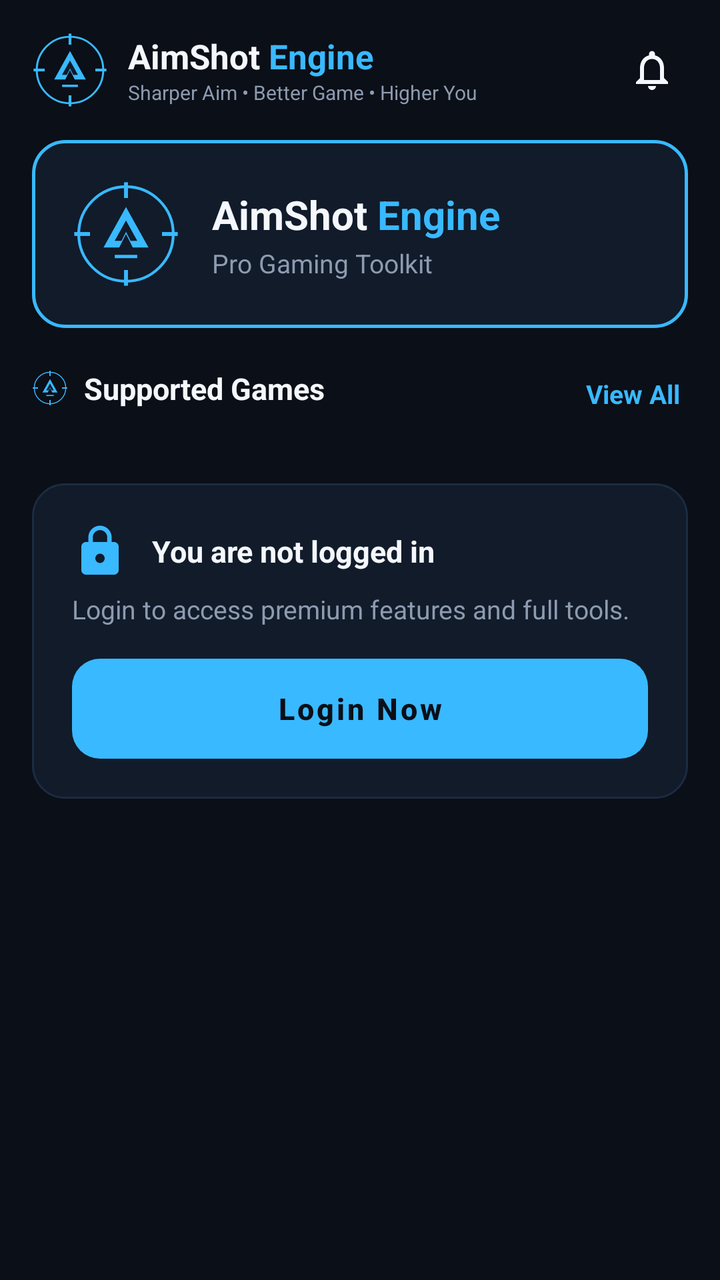
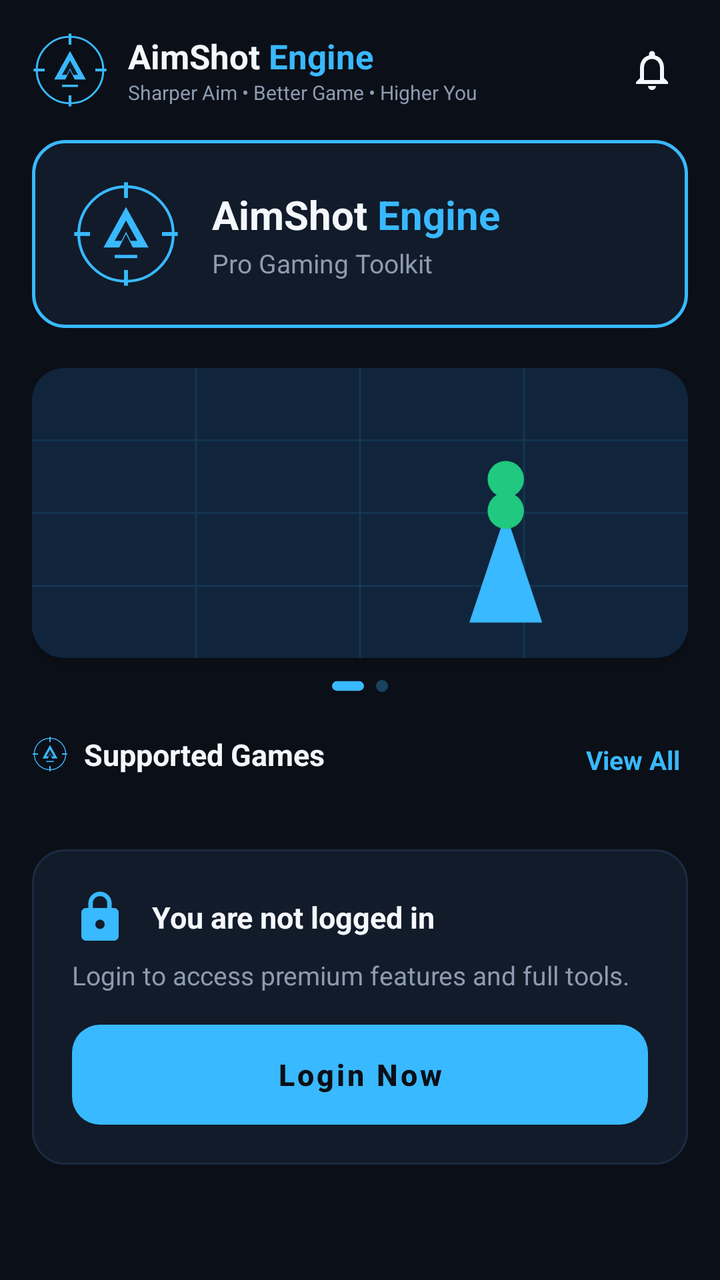

Compare the two renders of this Android layout. The source of the first and the diff that turns it into the second are given below.
<!-- AndroidManifest.xml: application theme Theme.AimShotEngine -->
<!-- res/layout/fragment_home.xml -->
<?xml version="1.0" encoding="utf-8"?>
<ScrollView xmlns:android="http://schemas.android.com/apk/res/android"
    android:layout_width="match_parent"
    android:layout_height="match_parent"
    android:background="@color/bg_main"
    android:fillViewport="true">

    <LinearLayout
        android:layout_width="match_parent"
        android:layout_height="wrap_content"
        android:orientation="vertical"
        android:padding="16dp">

        
        <RelativeLayout
            android:layout_width="match_parent"
            android:layout_height="wrap_content"
            android:layout_marginBottom="16dp">

            <LinearLayout
                android:layout_width="wrap_content"
                android:layout_height="wrap_content"
                android:gravity="center_vertical"
                android:orientation="horizontal">

                <ImageView
                    android:layout_width="38dp"
                    android:layout_height="38dp"
                    android:contentDescription="@string/app_name"
                    android:src="@drawable/ic_aimshot_logo" />

                <LinearLayout
                    android:layout_width="wrap_content"
                    android:layout_height="wrap_content"
                    android:layout_marginStart="10dp"
                    android:orientation="vertical">

                    <LinearLayout
                        android:layout_width="wrap_content"
                        android:layout_height="wrap_content"
                        android:orientation="horizontal">

                        <TextView
                            android:layout_width="wrap_content"
                            android:layout_height="wrap_content"
                            android:text="AimShot "
                            android:textColor="@color/text_primary"
                            android:textSize="17sp"
                            android:textStyle="bold" />

                        <TextView
                            android:layout_width="wrap_content"
                            android:layout_height="wrap_content"
                            android:text="Engine"
                            android:textColor="@color/accent_primary"
                            android:textSize="17sp"
                            android:textStyle="bold" />
                    </LinearLayout>

                    <TextView
                        android:layout_width="wrap_content"
                        android:layout_height="wrap_content"
                        android:text="@string/slogan"
                        android:textColor="@color/text_secondary"
                        android:textSize="10sp" />
                </LinearLayout>
            </LinearLayout>

            <ImageView
                android:id="@+id/btn_notifications"
                android:layout_width="36dp"
                android:layout_height="36dp"
                android:layout_alignParentEnd="true"
                android:layout_centerVertical="true"
                android:background="?attr/selectableItemBackgroundBorderless"
                android:contentDescription="Notifications"
                android:padding="6dp"
                android:src="@drawable/ic_bell" />
        </RelativeLayout>

        
        <LinearLayout
            android:layout_width="match_parent"
            android:layout_height="wrap_content"
            android:layout_marginBottom="20dp"
            android:background="@drawable/bg_tactical_card_glow"
            android:gravity="center_vertical"
            android:orientation="horizontal"
            android:padding="20dp">

            <ImageView
                android:layout_width="54dp"
                android:layout_height="54dp"
                android:contentDescription="Logo"
                android:src="@drawable/ic_aimshot_logo" />

            <LinearLayout
                android:layout_width="wrap_content"
                android:layout_height="wrap_content"
                android:layout_marginStart="16dp"
                android:orientation="vertical">

                <LinearLayout
                    android:layout_width="wrap_content"
                    android:layout_height="wrap_content"
                    android:orientation="horizontal">

                    <TextView
                        android:layout_width="wrap_content"
                        android:layout_height="wrap_content"
                        android:text="AimShot "
                        android:textColor="@color/text_primary"
                        android:textSize="20sp"
                        android:textStyle="bold" />

                    <TextView
                        android:layout_width="wrap_content"
                        android:layout_height="wrap_content"
                        android:text="Engine"
                        android:textColor="@color/accent_primary"
                        android:textSize="20sp"
                        android:textStyle="bold" />
                </LinearLayout>

                <TextView
                    android:layout_width="wrap_content"
                    android:layout_height="wrap_content"
                    android:layout_marginTop="2dp"
                    android:text="@string/pro_gaming_toolkit"
                    android:textColor="@color/text_secondary"
                    android:textSize="13sp" />
            </LinearLayout>
        </LinearLayout>

        
        <RelativeLayout
            android:layout_width="match_parent"
            android:layout_height="wrap_content"
            android:layout_marginBottom="12dp">

            <LinearLayout
                android:layout_width="wrap_content"
                android:layout_height="wrap_content"
                android:gravity="center_vertical"
                android:orientation="horizontal">

                <ImageView
                    android:layout_width="18dp"
                    android:layout_height="18dp"
                    android:contentDescription="Games"
                    android:src="@drawable/ic_aimshot_logo" />

                <TextView
                    android:layout_width="wrap_content"
                    android:layout_height="wrap_content"
                    android:layout_marginStart="8dp"
                    android:text="@string/supported_games"
                    android:textColor="@color/text_primary"
                    android:textSize="15sp"
                    android:textStyle="bold" />
            </LinearLayout>

            <TextView
                android:id="@+id/tv_view_all_games"
                android:layout_width="wrap_content"
                android:layout_height="wrap_content"
                android:layout_alignParentEnd="true"
                android:layout_centerVertical="true"
                android:background="?attr/selectableItemBackgroundBorderless"
                android:padding="4dp"
                android:text="@string/view_all"
                android:textColor="@color/accent_primary"
                android:textSize="13sp"
                android:textStyle="bold" />
        </RelativeLayout>

        
        <androidx.recyclerview.widget.RecyclerView
            android:id="@+id/rv_games_grid"
            android:layout_width="match_parent"
            android:layout_height="wrap_content"
            android:layout_marginBottom="20dp"
            android:nestedScrollingEnabled="false" />

        
        <LinearLayout
            android:id="@+id/card_login_status"
            android:layout_width="match_parent"
            android:layout_height="wrap_content"
            android:layout_marginBottom="24dp"
            android:background="@drawable/bg_tactical_card"
            android:orientation="vertical"
            android:padding="20dp">

            <LinearLayout
                android:layout_width="wrap_content"
                android:layout_height="wrap_content"
                android:gravity="center_vertical"
                android:orientation="horizontal">

                <ImageView
                    android:id="@+id/iv_login_icon"
                    android:layout_width="28dp"
                    android:layout_height="28dp"
                    android:contentDescription="Status"
                    android:src="@drawable/ic_lock" />

                <TextView
                    android:id="@+id/tv_login_title"
                    android:layout_width="wrap_content"
                    android:layout_height="wrap_content"
                    android:layout_marginStart="12dp"
                    android:text="@string/you_are_not_logged_in"
                    android:textColor="@color/text_primary"
                    android:textSize="15sp"
                    android:textStyle="bold" />
            </LinearLayout>

            <TextView
                android:id="@+id/tv_login_subtitle"
                android:layout_width="wrap_content"
                android:layout_height="wrap_content"
                android:layout_marginTop="6dp"
                android:layout_marginBottom="16dp"
                android:text="@string/login_desc"
                android:textColor="@color/text_secondary"
                android:textSize="13sp" />

            <Button
                android:id="@+id/btn_home_login"
                android:layout_width="match_parent"
                android:layout_height="50dp"
                android:background="@drawable/bg_button_accent"
                android:elevation="0dp"
                android:stateListAnimator="@null"
                android:text="@string/login_now"
                android:textAllCaps="false"
                android:textColor="@color/bg_main"
                android:textSize="15sp"
                android:textStyle="bold" />
        </LinearLayout>

    </LinearLayout>

</ScrollView>
<!-- resources referenced by this layout -->
<resources>
  <color name="accent_primary">#39B9FF</color>
  <color name="bg_main">#0B0F17</color>
  <color name="text_primary">#F4F7FC</color>
  <color name="text_secondary">#8D9BB0</color>
  <!-- drawable bg_tactical_card (drawable) -->
  <?xml version="1.0" encoding="utf-8"?>
  <shape xmlns:android="http://schemas.android.com/apk/res/android"
      android:shape="rectangle">
      <solid android:color="@color/bg_card" />
      <corners android:radius="16dp" />
      <stroke
          android:width="1dp"
          android:color="@color/border_subtle" />
  </shape>
  <!-- drawable bg_tactical_card_glow (drawable) -->
  <?xml version="1.0" encoding="utf-8"?>
  <shape xmlns:android="http://schemas.android.com/apk/res/android"
      android:shape="rectangle">
      <solid android:color="@color/bg_card" />
      <corners android:radius="16dp" />
      <stroke
          android:width="1.5dp"
          android:color="@color/accent_primary" />
  </shape>
  <string name="app_name">AimShot Engine</string>
  <string name="login_desc">Login to access premium features and full tools.</string>
  <string name="login_now">Login Now</string>
  <string name="pro_gaming_toolkit">Pro Gaming Toolkit</string>
  <string name="slogan">Sharper Aim • Better Game • Higher You</string>
  <string name="supported_games">Supported Games</string>
  <string name="view_all">View All</string>
  <string name="you_are_not_logged_in">You are not logged in</string>
  <color name="bg_card">#111B2A</color>
  <color name="border_subtle">#1C2B42</color>
  <color name="accent_primary_dark">#1A85CC</color>
  <color name="color_success">#49DCA0</color>
  <color name="nav_bg">#090D14</color>
  <!-- unchanged entries left out for length: 5 -->
</resources>

<!-- the commit's change to res/layout/fragment_home.xml (unified diff, before → after) -->
@@ -1,5 +1,6 @@
 <?xml version="1.0" encoding="utf-8"?>
 <ScrollView xmlns:android="http://schemas.android.com/apk/res/android"
+    xmlns:app="http://schemas.android.com/apk/res-auto"
     android:layout_width="match_parent"
     android:layout_height="match_parent"
     android:background="@color/bg_main"
@@ -130,6 +131,66 @@
                     android:textColor="@color/text_secondary"
                     android:textSize="13sp" />
             </LinearLayout>
+        </LinearLayout>
+
+        
+        <androidx.cardview.widget.CardView
+            android:layout_width="match_parent"
+            android:layout_height="145dp"
+            android:layout_marginBottom="8dp"
+            app:cardCornerRadius="16dp"
+            app:cardElevation="4dp"
+            app:cardBackgroundColor="@color/bg_card">
+
+            <ViewFlipper
+                android:id="@+id/home_carousel_flipper"
+                android:layout_width="match_parent"
+                android:layout_height="match_parent"
+                android:autoStart="true"
+                android:flipInterval="3200"
+                android:inAnimation="@android:anim/fade_in"
+                android:outAnimation="@android:anim/fade_out">
+
+                <ImageView
+                    android:id="@+id/iv_carousel_1"
+                    android:layout_width="match_parent"
+                    android:layout_height="match_parent"
+                    android:scaleType="centerCrop"
+                    android:src="@drawable/carousel_img_1"
+                    android:contentDescription="AimShot Feature 1" />
+
+                <ImageView
+                    android:id="@+id/iv_carousel_2"
+                    android:layout_width="match_parent"
+                    android:layout_height="match_parent"
+                    android:scaleType="centerCrop"
+                    android:src="@drawable/carousel_img_2"
+                    android:contentDescription="AimShot Feature 2" />
+            </ViewFlipper>
+        </androidx.cardview.widget.CardView>
+
+        
+        <LinearLayout
+            android:id="@+id/layout_carousel_indicators"
+            android:layout_width="wrap_content"
+            android:layout_height="wrap_content"
+            android:layout_gravity="center_horizontal"
+            android:layout_marginBottom="18dp"
+            android:orientation="horizontal">
+
+            <ImageView
+                android:id="@+id/dot_1"
+                android:layout_width="16dp"
+                android:layout_height="6dp"
+                android:layout_margin="3dp"
+                android:src="@drawable/indicator_dot_active" />
+
+            <ImageView
+                android:id="@+id/dot_2"
+                android:layout_width="6dp"
+                android:layout_height="6dp"
+                android:layout_margin="3dp"
+                android:src="@drawable/indicator_dot_inactive" />
         </LinearLayout>
 
         
<!-- resource entries referenced after the edit -->
@@ -24,6 +24,62 @@
           android:width="1.5dp"
           android:color="@color/accent_primary" />
   </shape>
+  <!-- drawable carousel_img_1 (drawable) -->
+  <?xml version="1.0" encoding="utf-8"?>
+  <vector xmlns:android="http://schemas.android.com/apk/res/android"
+      android:width="360dp"
+      android:height="160dp"
+      android:viewportWidth="360"
+      android:viewportHeight="160">
+      <path
+          android:fillColor="#10253B"
+          android:pathData="M0,0h360v160h-360z" />
+      
+      <path
+          android:strokeColor="#2039B9FF"
+          android:strokeWidth="1"
+          android:pathData="M0,40h360 M0,80h360 M0,120h360 M90,0v160 M180,0v160 M270,0v160" />
+      
+      <path
+          android:fillColor="#39B9FF"
+          android:pathData="M240,140 L260,80 L280,140 Z" />
+      <path
+          android:fillColor="#20C97F"
+          android:pathData="M255,70 A10,10 0 1,0 265,70 A10,10 0 1,0 255,70" />
+  </vector>
+  <!-- drawable carousel_img_2 (drawable) -->
+  <?xml version="1.0" encoding="utf-8"?>
+  <vector xmlns:android="http://schemas.android.com/apk/res/android"
+      android:width="360dp"
+      android:height="160dp"
+      android:viewportWidth="360"
+      android:viewportHeight="160">
+      <path
+          android:fillColor="#151D2A"
+          android:pathData="M0,0h360v160h-360z" />
+      <path
+          android:strokeColor="#2549DCA0"
+          android:strokeWidth="1"
+          android:pathData="M0,30h360 M0,90h360 M120,0v160 M240,0v160" />
+      <path
+          android:fillColor="#49DCA0"
+          android:pathData="M230,130 L250,70 L270,130 Z" />
+  </vector>
+  <!-- drawable indicator_dot_active (drawable) -->
+  <?xml version="1.0" encoding="utf-8"?>
+  <shape xmlns:android="http://schemas.android.com/apk/res/android"
+      android:shape="rectangle">
+      <solid android:color="#39B9FF" />
+      <corners android:radius="4dp" />
+      <size android:width="20dp" android:height="6dp" />
+  </shape>
+  <!-- drawable indicator_dot_inactive (drawable) -->
+  <?xml version="1.0" encoding="utf-8"?>
+  <shape xmlns:android="http://schemas.android.com/apk/res/android"
+      android:shape="oval">
+      <solid android:color="#4D39B9FF" />
+      <size android:width="6dp" android:height="6dp" />
+  </shape>
   <string name="app_name">AimShot Engine</string>
   <string name="login_desc">Login to access premium features and full tools.</string>
   <string name="login_now">Login Now</string>
